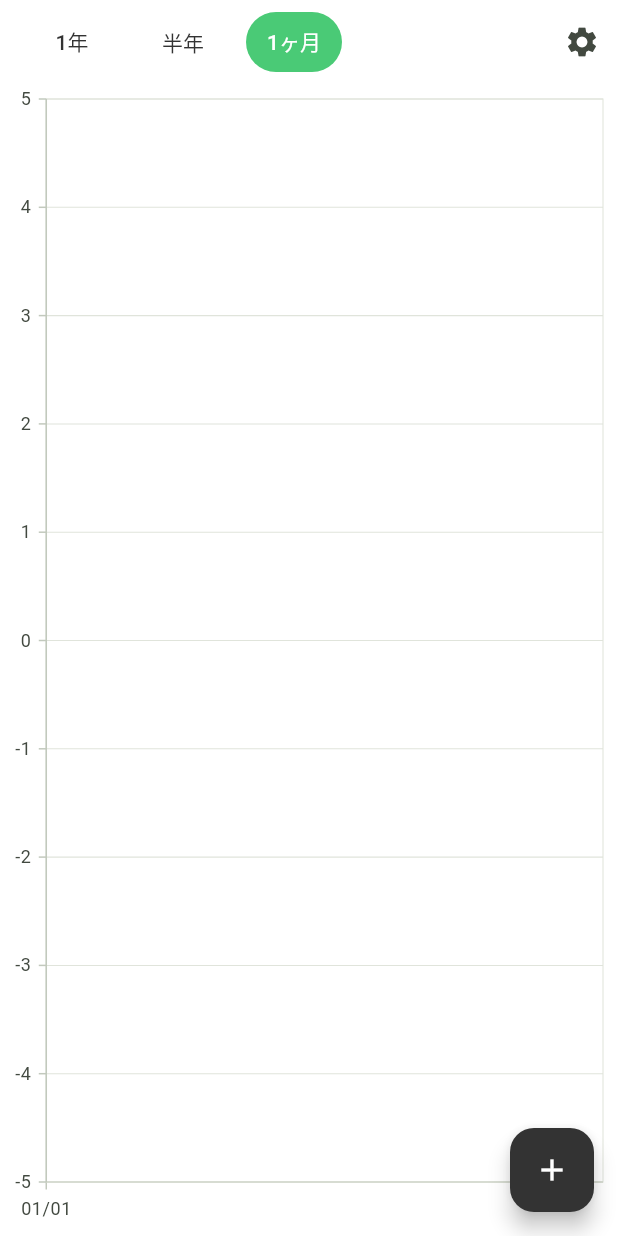
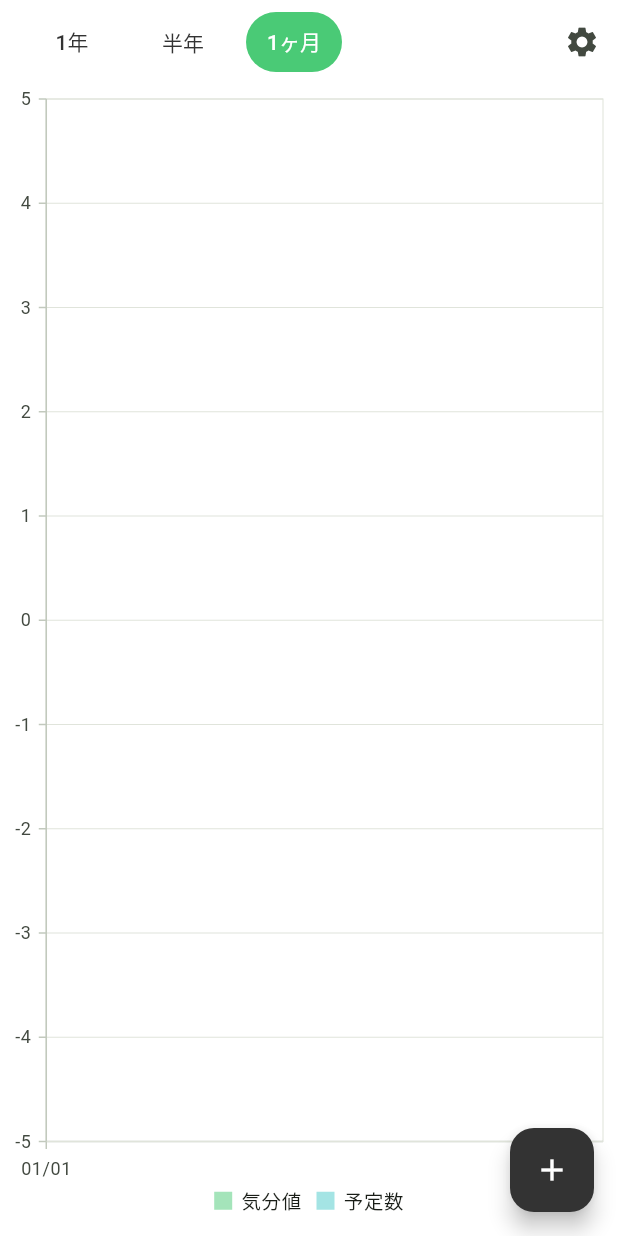
Before and after one commit to Mood-Trend/mood-trend-flutter, a Flutter app: the screen it shows once a user with an empty profile is signed in, on a phone screen of 412 x 824 dp. Run offline on Flutter 3.47's test engine with Material 2 defaults, Android fonts, the phone set to English and light mode, and no system bars; our stand-ins replace cloud_firestore, firebase_auth, firebase_core, flutter_riverpod, freezed_annotation, gap and 4 more; missing offline and left inert: flutter_overboard; accounts and stored records are empty; generated files the repository leaves out were written again; Roboto replaces fonts that are missing (Noto Sans JP).

Commit message:
feat: 凡例追加

```diff
--- a/lib/presentation/home_page.dart
+++ b/lib/presentation/home_page.dart
@@ -120,6 +120,7 @@ class HomePage extends ConsumerWidget {
           builder: (moodPoints) {
             return Center(
               child: SfCartesianChart(
+                legend: Legend(isVisible: true), // 凡例の表示
                 backgroundColor: AppColors.white,
                 primaryXAxis: DateTimeAxis(
                   dateFormat: DateFormat('MM/dd', 'ja_JP'),
@@ -158,6 +159,7 @@ class HomePage extends ConsumerWidget {
                 series: <ChartSeries>[
                   // 塗りつぶす部分を描画するためのエリアチャート
                   LineSeries<MoodPoint, DateTime>(
+                    name: '気分値', // 凡例の名前
                     dataSource: moodPoints,
                     xValueMapper: (MoodPoint value, _) =>
                         value.moodDate.toDateOnly(),
@@ -167,6 +169,7 @@ class HomePage extends ConsumerWidget {
                     // borderDrawMode: RangeAreaBorderMode.excludeSides,
                   ),
                   LineSeries<MoodPoint, DateTime>(
+                    name: '予定数', // 凡例の名前
                     dataSource: moodPoints,
                     xValueMapper: (MoodPoint value, _) =>
                         value.moodDate.toDateOnly(),
```
